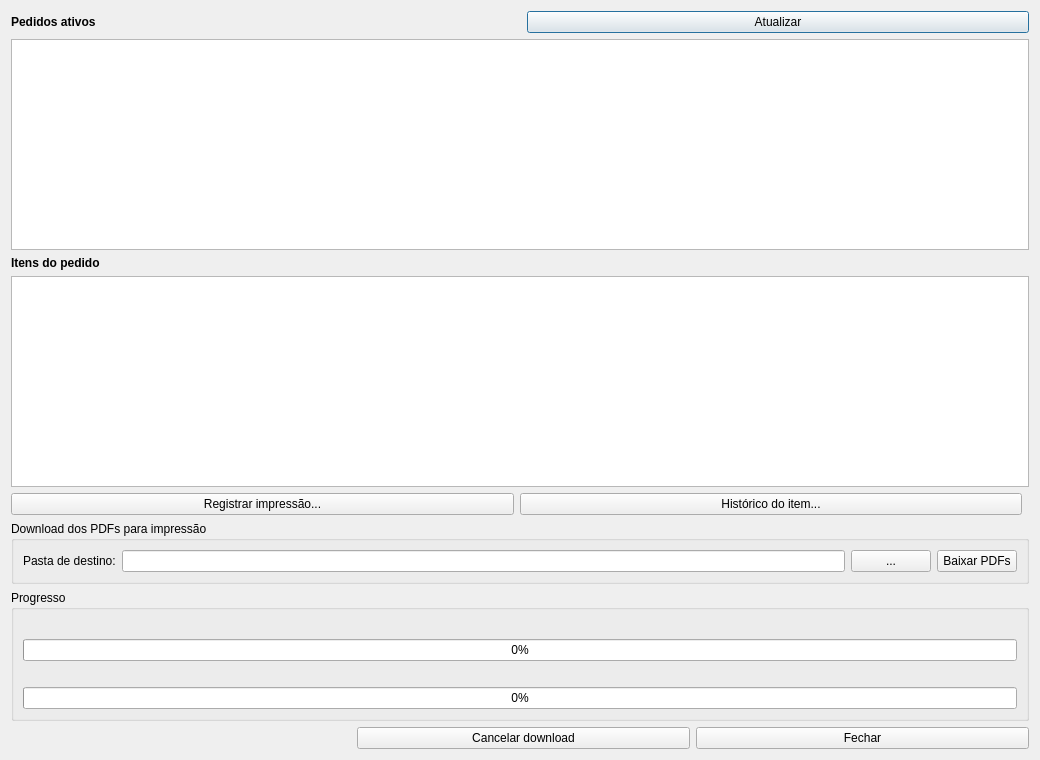
First picture: the form in ferramentas_mapoteca/gui/pedidos/pedidos_dialog.ui, repository 1cgeo/controle_acervo, before the edit.
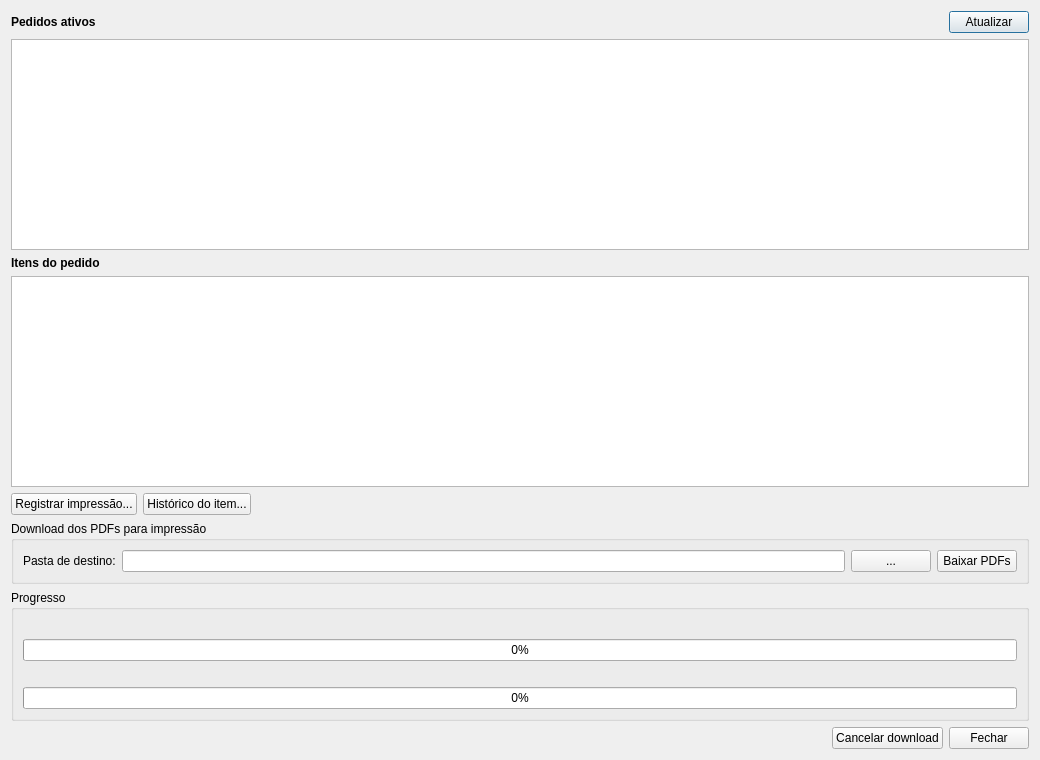
Second picture: the form after the edit.

```diff
--- a/ferramentas_mapoteca/gui/pedidos/pedidos_dialog.ui
+++ b/ferramentas_mapoteca/gui/pedidos/pedidos_dialog.ui
@@ -31,6 +31,12 @@
        <property name="orientation">
         <enum>Qt::Orientation::Horizontal</enum>
        </property>
+       <property name="sizeHint" stdset="0">
+        <size>
+         <width>40</width>
+         <height>20</height>
+        </size>
+       </property>
       </spacer>
      </item>
      <item>
@@ -87,6 +93,12 @@
        <property name="orientation">
         <enum>Qt::Orientation::Horizontal</enum>
        </property>
+       <property name="sizeHint" stdset="0">
+        <size>
+         <width>40</width>
+         <height>20</height>
+        </size>
+       </property>
       </spacer>
      </item>
     </layout>
@@ -179,6 +191,12 @@
        <property name="orientation">
         <enum>Qt::Orientation::Horizontal</enum>
        </property>
+       <property name="sizeHint" stdset="0">
+        <size>
+         <width>40</width>
+         <height>20</height>
+        </size>
+       </property>
       </spacer>
      </item>
      <item>
```
